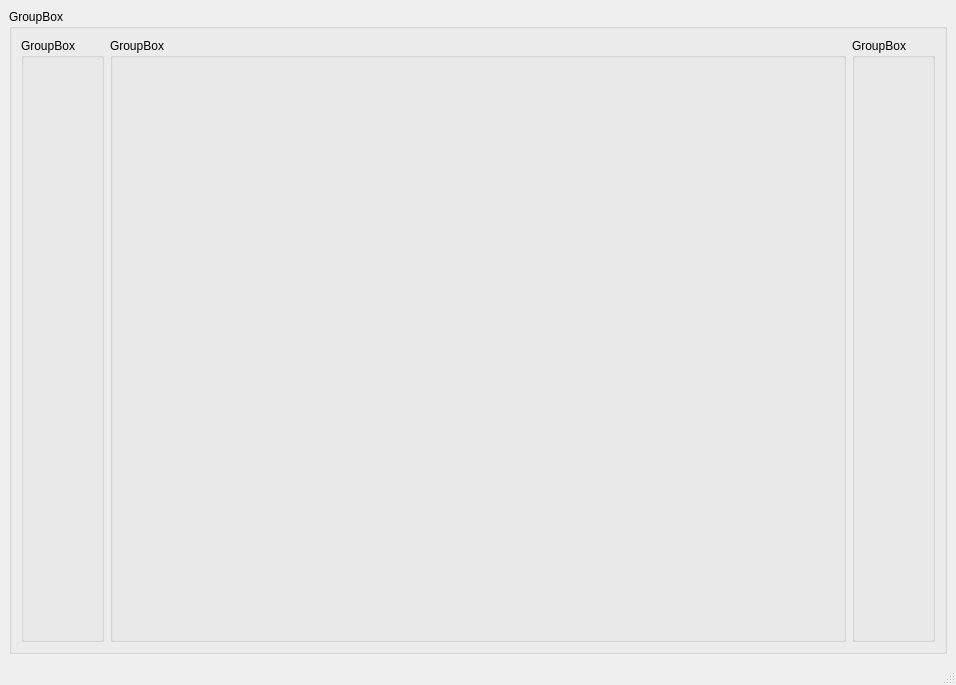
The window that mainwindow.ui (antitoxic316/globe) describes before a commit, drawn with Qt 5.
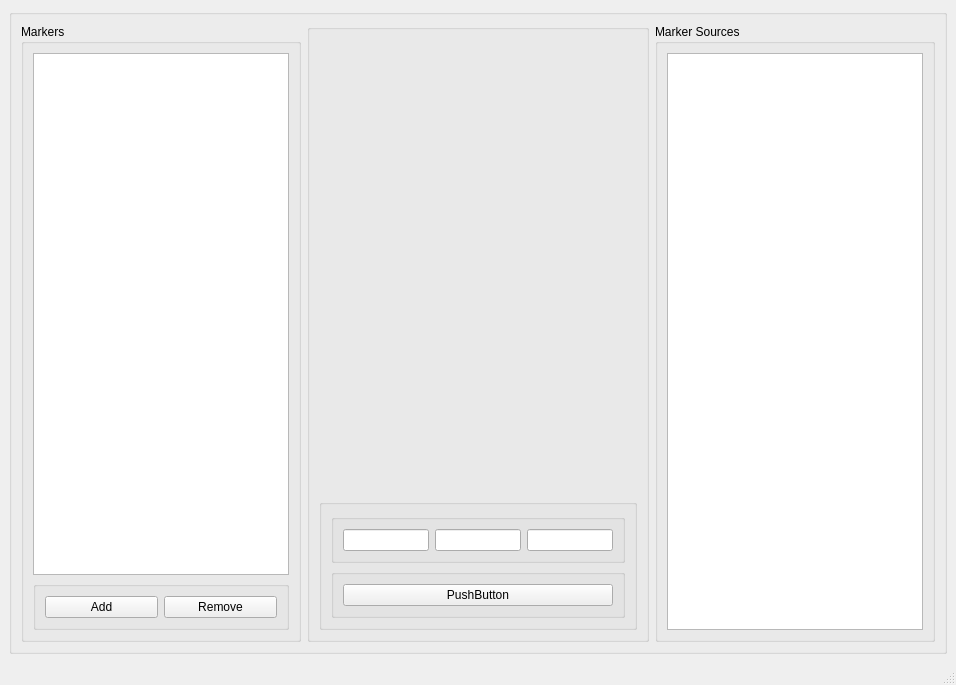
The same window after the commit.

Patch:
```diff
--- a/mainwindow.ui
+++ b/mainwindow.ui
@@ -18,18 +18,46 @@
     <item>
      <widget class="QGroupBox" name="groupBox_4">
       <property name="title">
-       <string>GroupBox</string>
+       <string/>
       </property>
       <layout class="QHBoxLayout" name="horizontalLayout_2">
        <item>
         <widget class="QGroupBox" name="groupBox_3">
          <property name="title">
-          <string>GroupBox</string>
+          <string>Markers</string>
          </property>
+         <layout class="QVBoxLayout" name="verticalLayout_2">
+          <item>
+           <widget class="QListView" name="markerListView"/>
+          </item>
+          <item>
+           <widget class="QGroupBox" name="groupBox_7">
+            <property name="title">
+             <string/>
+            </property>
+            <layout class="QHBoxLayout" name="horizontalLayout_6">
+             <item>
+              <widget class="QPushButton" name="addMarkerButton">
+               <property name="text">
+                <string>Add</string>
+               </property>
+              </widget>
+             </item>
+             <item>
+              <widget class="QPushButton" name="removeMarkerButton">
+               <property name="text">
+                <string>Remove</string>
+               </property>
+              </widget>
+             </item>
+            </layout>
+           </widget>
+          </item>
+         </layout>
         </widget>
        </item>
        <item>
-        <widget class="QGroupBox" name="groupBox">
+        <widget class="QGroupBox" name="canvasContainer_2">
          <property name="sizePolicy">
           <sizepolicy hsizetype="Expanding" vsizetype="Expanding">
            <horstretch>1</horstretch>
@@ -37,9 +65,9 @@
           </sizepolicy>
          </property>
          <property name="title">
-          <string>GroupBox</string>
+          <string/>
          </property>
-         <layout class="QHBoxLayout" name="horizontalLayout_3">
+         <layout class="QVBoxLayout" name="verticalLayout_3">
           <item>
            <widget class="QWidget" name="canvasContainer" native="true">
             <property name="sizePolicy">
@@ -53,14 +81,62 @@
             </property>
            </widget>
           </item>
+          <item>
+           <widget class="QGroupBox" name="groupBox">
+            <property name="title">
+             <string/>
+            </property>
+            <layout class="QVBoxLayout" name="verticalLayout_4">
+             <item>
+              <widget class="QGroupBox" name="groupBox_5">
+               <property name="title">
+                <string/>
+               </property>
+               <layout class="QHBoxLayout" name="horizontalLayout_3">
+                <item>
+                 <widget class="QLineEdit" name="zGlobeRot"/>
+                </item>
+                <item>
+                 <widget class="QLineEdit" name="yGlobeRot"/>
+                </item>
+                <item>
+                 <widget class="QLineEdit" name="xGlobeRot"/>
+                </item>
+               </layout>
+              </widget>
+             </item>
+             <item>
+              <widget class="QGroupBox" name="groupBox_6">
+               <property name="title">
+                <string/>
+               </property>
+               <layout class="QHBoxLayout" name="horizontalLayout_5">
+                <item>
+                 <widget class="QPushButton" name="pushButton">
+                  <property name="text">
+                   <string>PushButton</string>
+                  </property>
+                 </widget>
+                </item>
+               </layout>
+              </widget>
+             </item>
+            </layout>
+           </widget>
+          </item>
          </layout>
         </widget>
        </item>
        <item>
         <widget class="QGroupBox" name="groupBox_2">
          <property name="title">
-          <string>GroupBox</string>
+          <string>Marker Sources</string>
          </property>
+         <layout class="QHBoxLayout" name="horizontalLayout_4">
+          <item>
+           <widget class="QListView" name="markerSourceListView"/>
+          </item>
+         </layout>
         </widget>
        </item>
       </layout>
```
